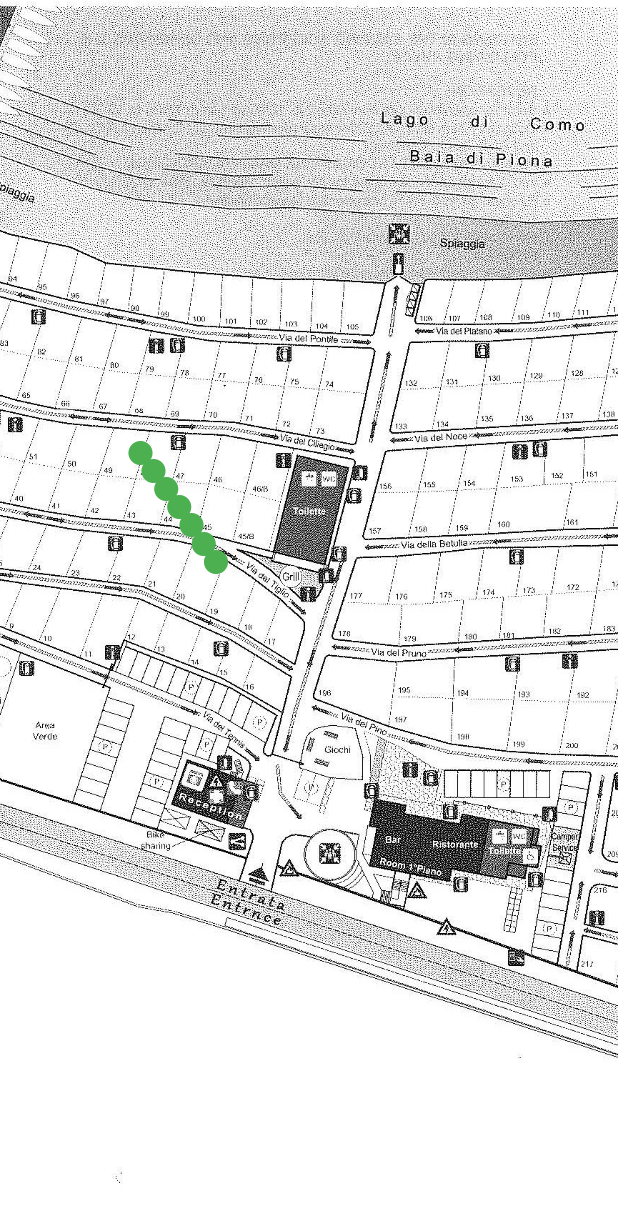
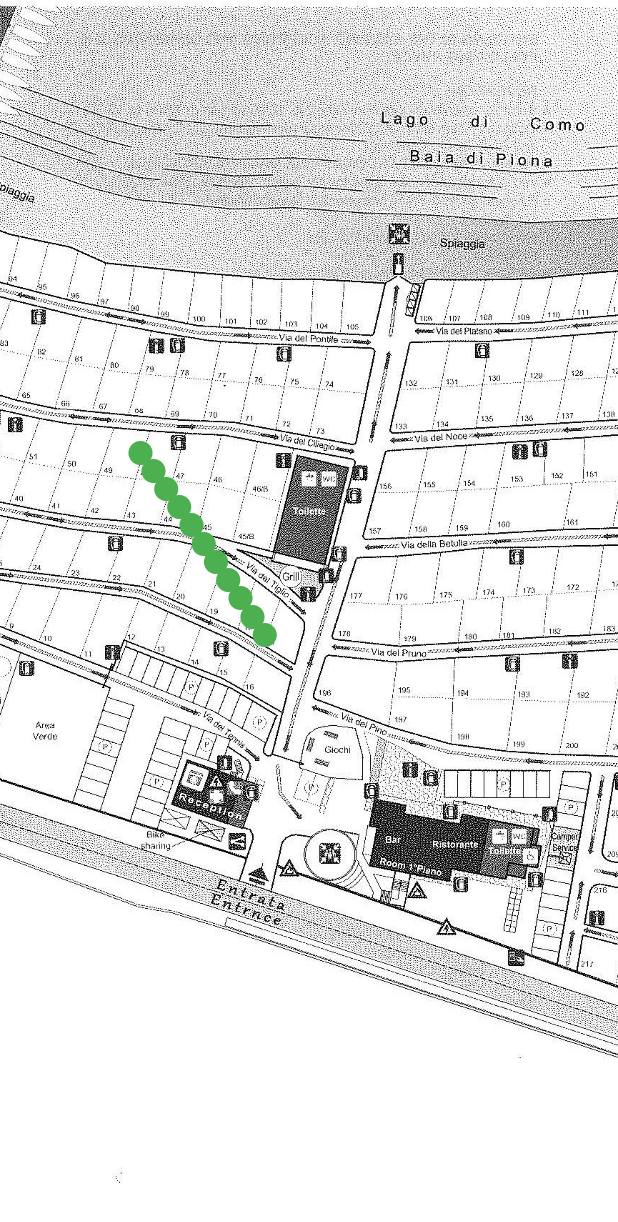
Before and after one commit to SiniMini04/GreenCamp, a Flutter app: the screen it shows after launch, after a tap on the "fiber manual record" icon, on a phone screen of 412 x 824 dp. Shown: the top 1222 px of the screen. Run offline on Flutter 3.47's test engine with Material 2 defaults, Android fonts, the phone set to English and light mode, and no system bars; our stand-ins replace logger; missing offline and left inert: mysql1.

Commit message:
Verfügbarkeit:Icon-aendern:09
Die Buttons werden sobald sie geladen sind, überprüft ob sie besetzt sind oder nicht und dementsprechend werden die Buttonfarbe geändert

```diff
--- a/greencamp/lib/datenbankabfrage.dart
+++ b/greencamp/lib/datenbankabfrage.dart
@@ -8,9 +8,11 @@ var logger = Logger(
 
 bool isResultEmpty = false;
 
-Future<void> changeColorFromButton(int buttonId) async {
+bool isButtonFree = false;
+bool dbAbfrage = false;
+
+Future<bool> checkButtonStatus(int buttonId) async {
   buttonId += 1;
-
   final conn = await MySqlConnection.connect(ConnectionSettings(
     host: 'localhost',
     port: 3306,
@@ -21,25 +23,25 @@ Future<void> changeColorFromButton(int buttonId) async {
   final results = await conn.query(
       "select * from TCampsite where CampNr=? AND CampBesetzt='Ja'",
       [buttonId]);
+  bool isButtonOccupied = false;
+  // logger.d(results, dbAbfrage);
+  if (results.isNotEmpty) {
+    isButtonOccupied = true;
+  } else {
+    isButtonOccupied = false;
+  }
 
-  logger.d(results);
-  if (results.isNotEmpty) {
-    isResultEmpty = true;
-
-    await conn.close();
-  } else {
-    isResultEmpty = false;
-    await conn.close();
-  }
+  await conn.close();
+  return isButtonOccupied;
 }
 
-bool returnColorOption(int buttonId) {
-  changeColorFromButton(buttonId);
-  logger.i(isResultEmpty);
-  if (!isResultEmpty) {
-    return false;
-  }
-  return true;
+Future<bool> changeColorFromButton(int index) async {
+  dbAbfrage = true;
+  bool buttonStatus = await checkButtonStatus(index);
+  isButtonFree = buttonStatus;
+  logger.i(isButtonFree);
+  dbAbfrage = false;
+  return isButtonFree;
 }
 
 Future<Results> selectQuery() async {
--- a/greencamp/lib/main.dart
+++ b/greencamp/lib/main.dart
@@ -1,8 +1,6 @@
 import 'package:flutter/material.dart';
 import 'positions.dart';
-import 'package:logger/logger.dart';
-import 'package:mysql1/mysql1.dart';
-import 'dart:async';
+import 'datenbankabfrage.dart';
 
 void main() {
   runApp(MyApp());
@@ -13,38 +11,28 @@ class MyApp extends StatefulWidget {
   _MyAppState createState() => _MyAppState();
 }
 
-bool isButtonFree = false;
-bool dbAbfrage = false;
+class _MyAppState extends State<MyApp> {
+  bool _isLoading = true;
+  List<bool> _isButtonFree = List.filled(positions.length, false);
 
-var logger = Logger(
-  printer: PrettyPrinter(),
-);
-
-Future<bool> checkButtonStatus(int buttonId) async {
-  buttonId += 1;
-  final conn = await MySqlConnection.connect(ConnectionSettings(
-    host: 'localhost',
-    port: 3306,
-    user: 'root',
-    password: '1234',
-    db: 'mydb',
-  ));
-  final results = await conn.query(
-      "select * from TCampsite where CampNr=? AND CampBesetzt='Ja'",
-      [buttonId]);
-  bool isButtonOccupied = false;
-  logger.d(results, dbAbfrage);
-  if (results.isNotEmpty) {
-    isButtonOccupied = true;
-  } else {
-    isButtonOccupied = false;
+  @override
+  void initState() {
+    super.initState();
+    _getButtonFreeStatuses();
   }
 
-  await conn.close();
-  return isButtonOccupied;
-}
+  Future<void> _getButtonFreeStatuses() async {
+    for (var index = 0; index < positions.length; index++) {
+      final isButtonFree = await changeColorFromButton(index);
+      setState(() {
+        _isButtonFree[index] = isButtonFree;
+      });
+    }
+    setState(() {
+      _isLoading = false;
+    });
+  }
 
-class _MyAppState extends State<MyApp> {
   @override
   Widget build(BuildContext context) {
     return MaterialApp(
@@ -75,27 +63,19 @@ class _MyAppState extends State<MyApp> {
                       right: positions[index].containsKey('right')
                           ? mediaSize.width * (positions[index]['right'] ?? 0)
                           : null,
-                      child: FutureBuilder<bool>(
-                        future: changeColorFromButton(index),
-                        builder: (BuildContext context,
-                            AsyncSnapshot<bool> snapshot) {
-                          logger.d(isButtonFree);
-                          if (!dbAbfrage) {
-                            return IconButton(
+                      child: _isLoading
+                          ? CircularProgressIndicator()
+                          : IconButton(
                               onPressed: () {},
                               icon: const Icon(Icons.fiber_manual_record),
-                              color: isButtonFree ? Colors.red : Colors.green,
+                              color: _isButtonFree[index]
+                                  ? Colors.red
+                                  : Colors.green,
                               splashColor: Colors.transparent,
                               highlightColor: Colors.transparent,
                               hoverColor: Colors.transparent,
                               key: ValueKey(index),
-                            );
-                          } else {
-                            // Display a loading indicator while the future is being resolved
-                            return CircularProgressIndicator();
-                          }
-                        },
-                      ),
+                            ),
                     ),
                 ],
               ),
@@ -106,10 +86,3 @@ class _MyAppState extends State<MyApp> {
     );
   }
 }
-
-Future<bool> changeColorFromButton(int index) async {
-  dbAbfrage = true;
-  await checkButtonStatus(index).then((value) => isButtonFree = value);
-  dbAbfrage = false;
-  return isButtonFree;
-}
--- a/greencamp/lib/positions.dart
+++ b/greencamp/lib/positions.dart
@@ -8,5 +8,9 @@ final List<Map<String, dynamic>> positions = [
   {'bottom': 0.56047198, 'left': 0.23177083, 'electricityConnection': false},
   {'bottom': 0.54572271, 'left': 0.25156250, 'electricityConnection': false},
   {'bottom': 0.53097345, 'left': 0.27135417, 'electricityConnection': false},
-  {'bottom': 0.51622419, 'left': 0.29114583, 'electricityConnection': false}
+  {'bottom': 0.51622419, 'left': 0.29114583, 'electricityConnection': false},
+  {'bottom': 0.50147493, 'left': 0.31093750, 'electricityConnection': false},
+  {'bottom': 0.48672566, 'left': 0.33072917, 'electricityConnection': false},
+  {'bottom': 0.47197640, 'left': 0.35052083, 'electricityConnection': false},
+  {'bottom': 0.45722714, 'left': 0.37031250, 'electricityConnection': false},
 ];
```
